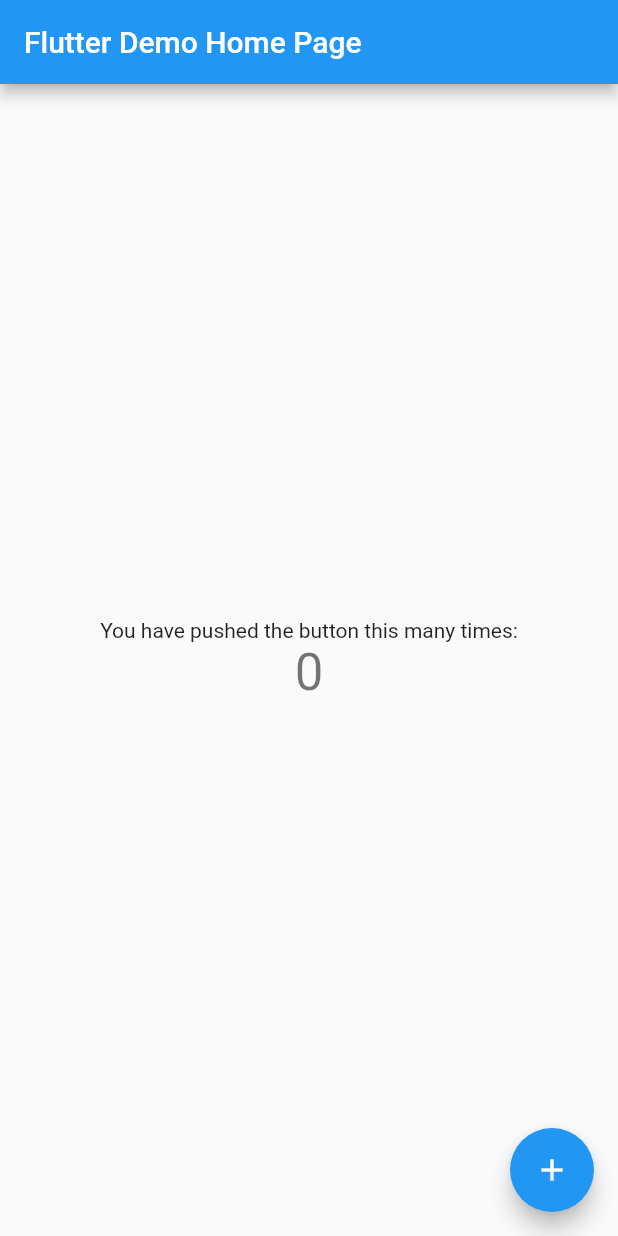
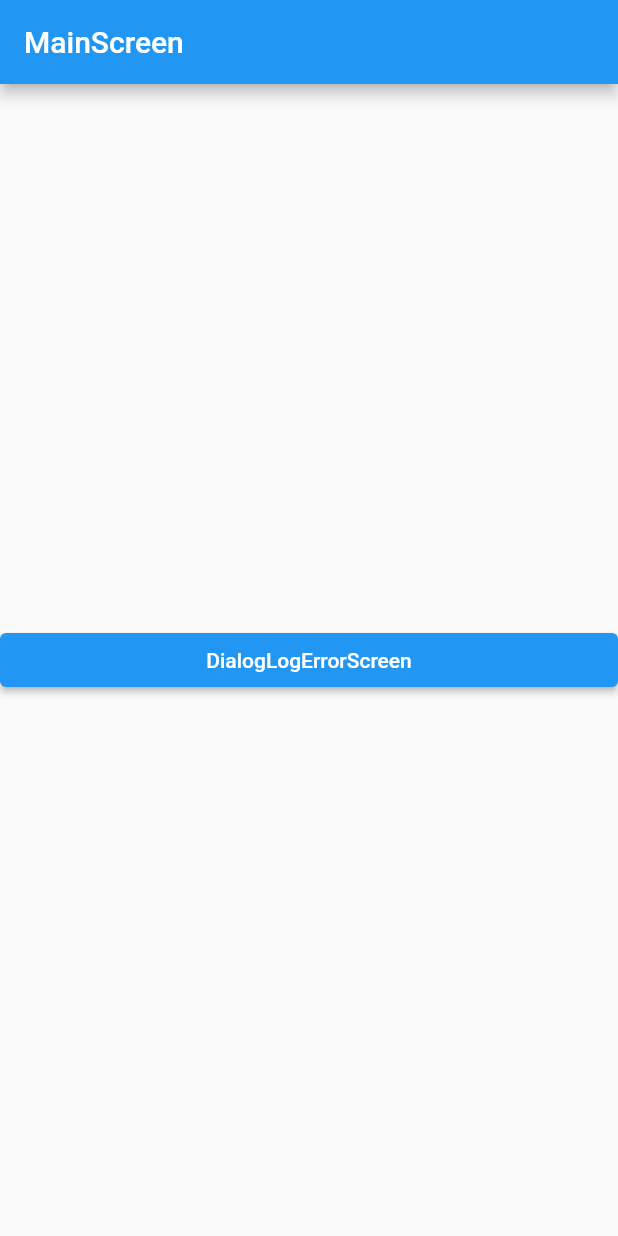
Before and after one commit to parkjihoon91/MyFlutterProject, a Flutter app: the screen it shows after launch, on a phone screen of 412 x 824 dp. Run offline on Flutter 3.47's test engine with Material 2 defaults, Android fonts, the phone set to English and light mode, and no system bars.

```diff
--- /dev/null
+++ b/issue_project/lib/common/component/view/default_layout.dart
@@ -0,0 +1,24 @@
+import 'package:flutter/material.dart';
+
+class DefaultLayout extends StatelessWidget {
+  final String title;
+  final Widget widget;
+
+  const DefaultLayout({
+    required this.title,
+    required this.widget,
+    Key? key,
+  }) : super(key: key);
+
+  @override
+  Widget build(BuildContext context) {
+    return Scaffold(
+      appBar: AppBar(
+        title: Text(title),
+      ),
+      body: SafeArea(
+        child: widget,
+      ),
+    );
+  }
+}
--- a/issue_project/lib/main.dart
+++ b/issue_project/lib/main.dart
@@ -1,115 +1,19 @@
 import 'package:flutter/material.dart';
+import 'package:issue_project/main/view/main_screen.dart';
 
 void main() {
-  runApp(const MyApp());
+  runApp(
+    const MaterialApp(
+      home: MyApp(),
+    ),
+  );
 }
 
 class MyApp extends StatelessWidget {
-  const MyApp({super.key});
-
-  // This widget is the root of your application.
-  @override
-  Widget build(BuildContext context) {
-    return MaterialApp(
-      title: 'Flutter Demo',
-      theme: ThemeData(
-        // This is the theme of your application.
-        //
-        // Try running your application with "flutter run". You'll see the
-        // application has a blue toolbar. Then, without quitting the app, try
-        // changing the primarySwatch below to Colors.green and then invoke
-        // "hot reload" (press "r" in the console where you ran "flutter run",
-        // or simply save your changes to "hot reload" in a Flutter IDE).
-        // Notice that the counter didn't reset back to zero; the application
-        // is not restarted.
-        primarySwatch: Colors.blue,
-      ),
-      home: const MyHomePage(title: 'Flutter Demo Home Page'),
-    );
-  }
-}
-
-class MyHomePage extends StatefulWidget {
-  const MyHomePage({super.key, required this.title});
-
-  // This widget is the home page of your application. It is stateful, meaning
-  // that it has a State object (defined below) that contains fields that affect
-  // how it looks.
-
-  // This class is the configuration for the state. It holds the values (in this
-  // case the title) provided by the parent (in this case the App widget) and
-  // used by the build method of the State. Fields in a Widget subclass are
-  // always marked "final".
-
-  final String title;
-
-  @override
-  State<MyHomePage> createState() => _MyHomePageState();
-}
-
-class _MyHomePageState extends State<MyHomePage> {
-  int _counter = 0;
-
-  void _incrementCounter() {
-    setState(() {
-      // This call to setState tells the Flutter framework that something has
-      // changed in this State, which causes it to rerun the build method below
-      // so that the display can reflect the updated values. If we changed
-      // _counter without calling setState(), then the build method would not be
-      // called again, and so nothing would appear to happen.
-      _counter++;
-    });
-  }
+  const MyApp({Key? key}) : super(key: key);
 
   @override
   Widget build(BuildContext context) {
-    // This method is rerun every time setState is called, for instance as done
-    // by the _incrementCounter method above.
-    //
-    // The Flutter framework has been optimized to make rerunning build methods
-    // fast, so that you can just rebuild anything that needs updating rather
-    // than having to individually change instances of widgets.
-    return Scaffold(
-      appBar: AppBar(
-        // Here we take the value from the MyHomePage object that was created by
-        // the App.build method, and use it to set our appbar title.
-        title: Text(widget.title),
-      ),
-      body: Center(
-        // Center is a layout widget. It takes a single child and positions it
-        // in the middle of the parent.
-        child: Column(
-          // Column is also a layout widget. It takes a list of children and
-          // arranges them vertically. By default, it sizes itself to fit its
-          // children horizontally, and tries to be as tall as its parent.
-          //
-          // Invoke "debug painting" (press "p" in the console, choose the
-          // "Toggle Debug Paint" action from the Flutter Inspector in Android
-          // Studio, or the "Toggle Debug Paint" command in Visual Studio Code)
-          // to see the wireframe for each widget.
-          //
-          // Column has various properties to control how it sizes itself and
-          // how it positions its children. Here we use mainAxisAlignment to
-          // center the children vertically; the main axis here is the vertical
-          // axis because Columns are vertical (the cross axis would be
-          // horizontal).
-          mainAxisAlignment: MainAxisAlignment.center,
-          children: <Widget>[
-            const Text(
-              'You have pushed the button this many times:',
-            ),
-            Text(
-              '$_counter',
-              style: Theme.of(context).textTheme.headlineMedium,
-            ),
-          ],
-        ),
-      ),
-      floatingActionButton: FloatingActionButton(
-        onPressed: _incrementCounter,
-        tooltip: 'Increment',
-        child: const Icon(Icons.add),
-      ), // This trailing comma makes auto-formatting nicer for build methods.
-    );
+    return const MainScreen();
   }
 }
--- /dev/null
+++ b/issue_project/lib/main/view/main_screen.dart
@@ -0,0 +1,30 @@
+import 'package:flutter/material.dart';
+import 'package:issue_project/common/component/view/default_layout.dart';
+import 'package:issue_project/main/view/dialog_error_screen.dart';
+
+class MainScreen extends StatelessWidget {
+  const MainScreen({Key? key}) : super(key: key);
+
+  @override
+  Widget build(BuildContext context) {
+    return DefaultLayout(
+      title: 'MainScreen',
+      widget: Column(
+        mainAxisAlignment: MainAxisAlignment.center,
+        crossAxisAlignment: CrossAxisAlignment.stretch,
+        children: [
+          ElevatedButton(
+            onPressed: () {
+              Navigator.of(context).push(
+                MaterialPageRoute(builder: (_) => const DialogErrorScreen())
+              );
+            },
+            child: const Text(
+              'DialogLogErrorScreen',
+            ),
+          ),
+        ],
+      ),
+    );
+  }
+}
```
Also changed, not shown: issue_project/lib/main/view/dialog_error_screen.dart (added, +52 -0 lines), issue_project/lib/utils/utils.dart (added, +60 -0 lines).
